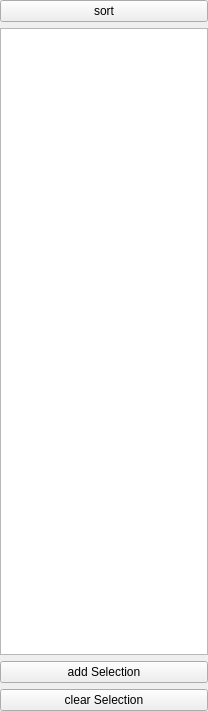
Before: the Qt Designer form af/gui/sortwidget.ui in manerotoni/afw, drawn with Qt 5.
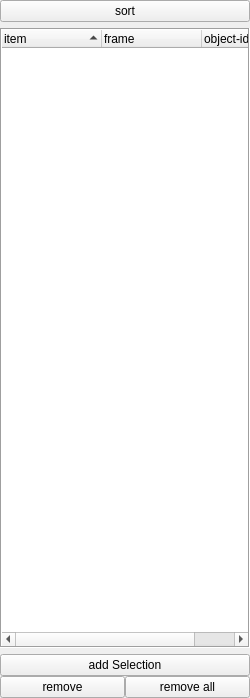
After: the same form once the commit is applied.

Commit message: treeview for sorting panel

```diff
--- a/af/gui/sortwidget.ui
+++ b/af/gui/sortwidget.ui
@@ -6,8 +6,8 @@
    <rect>
     <x>0</x>
     <y>0</y>
-    <width>208</width>
-    <height>711</height>
+    <width>250</width>
+    <height>698</height>
    </rect>
   </property>
   <property name="windowTitle">
@@ -19,6 +19,9 @@
    </property>
    <item>
     <layout class="QVBoxLayout" name="verticalLayout">
+     <property name="spacing">
+      <number>-1</number>
+     </property>
      <item>
       <widget class="QPushButton" name="sortBtn">
        <property name="text">
@@ -27,21 +30,110 @@
       </widget>
      </item>
      <item>
-      <widget class="QListWidget" name="refItems"/>
-     </item>
-     <item>
-      <widget class="QPushButton" name="addBtn">
-       <property name="text">
-        <string>add Selection</string>
+      <widget class="QTreeWidget" name="items">
+       <property name="frameShape">
+        <enum>QFrame::Box</enum>
        </property>
+       <property name="frameShadow">
+        <enum>QFrame::Sunken</enum>
+       </property>
+       <property name="selectionMode">
+        <enum>QAbstractItemView::MultiSelection</enum>
+       </property>
+       <property name="iconSize">
+        <size>
+         <width>16</width>
+         <height>16</height>
+        </size>
+       </property>
+       <property name="indentation">
+        <number>0</number>
+       </property>
+       <property name="rootIsDecorated">
+        <bool>true</bool>
+       </property>
+       <property name="uniformRowHeights">
+        <bool>false</bool>
+       </property>
+       <property name="itemsExpandable">
+        <bool>false</bool>
+       </property>
+       <property name="sortingEnabled">
+        <bool>true</bool>
+       </property>
+       <property name="animated">
+        <bool>true</bool>
+       </property>
+       <property name="allColumnsShowFocus">
+        <bool>false</bool>
+       </property>
+       <property name="headerHidden">
+        <bool>false</bool>
+       </property>
+       <property name="expandsOnDoubleClick">
+        <bool>false</bool>
+       </property>
+       <attribute name="headerStretchLastSection">
+        <bool>true</bool>
+       </attribute>
+       <column>
+        <property name="text">
+         <string>item</string>
+        </property>
+       </column>
+       <column>
+        <property name="text">
+         <string>frame</string>
+        </property>
+       </column>
+       <column>
+        <property name="text">
+         <string>object-id</string>
+        </property>
+       </column>
       </widget>
      </item>
      <item>
-      <widget class="QPushButton" name="clearBtn">
-       <property name="text">
-        <string>clear Selection</string>
+      <layout class="QVBoxLayout" name="vbox2">
+       <property name="spacing">
+        <number>0</number>
        </property>
-      </widget>
+       <item>
+        <layout class="QVBoxLayout" name="vbox1">
+         <property name="spacing">
+          <number>0</number>
+         </property>
+         <item>
+          <widget class="QPushButton" name="addBtn">
+           <property name="text">
+            <string>add Selection</string>
+           </property>
+          </widget>
+         </item>
+        </layout>
+       </item>
+       <item>
+        <layout class="QHBoxLayout" name="hbox1">
+         <property name="spacing">
+          <number>-1</number>
+         </property>
+         <item>
+          <widget class="QPushButton" name="removeBtn">
+           <property name="text">
+            <string>remove</string>
+           </property>
+          </widget>
+         </item>
+         <item>
+          <widget class="QPushButton" name="removeAllBtn">
+           <property name="text">
+            <string>remove all</string>
+           </property>
+          </widget>
+         </item>
+        </layout>
+       </item>
+      </layout>
      </item>
     </layout>
    </item>
```
The commit also changes 8 other files.
